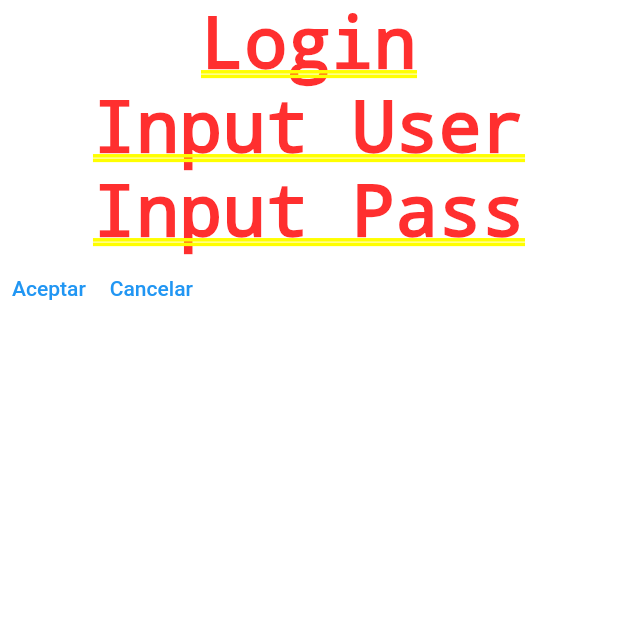
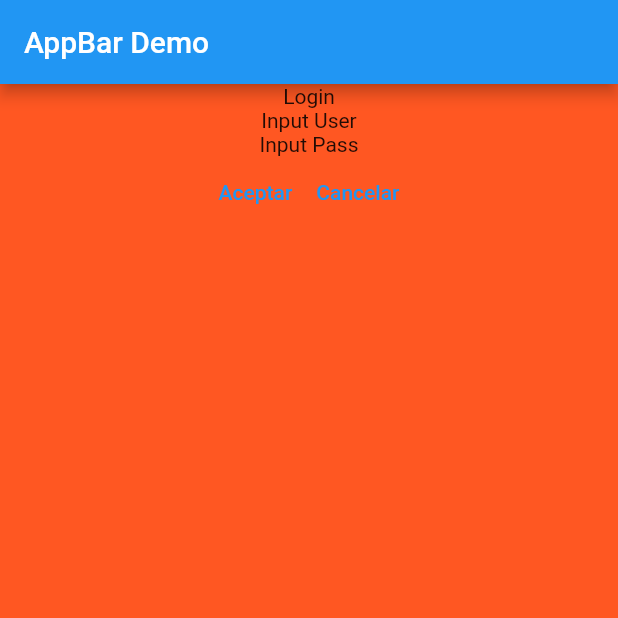
Before and after one commit to 4yony4/kyty, a Flutter app: the screen it shows after launch, on a phone screen of 412 x 824 dp, the top half of it. Run offline on Flutter 3.47's test engine with Material 2 defaults, Android fonts, the phone set to English and light mode, and no system bars.

Commit message:
Scaffold agregado al LoginView.dart

```diff
--- a/lib/OnBoarding/LoginView.dart
+++ b/lib/OnBoarding/LoginView.dart
@@ -9,11 +9,13 @@ class LoginView extends StatelessWidget{
     //Text texto=Text("Hola Mundo desde Kyty");
     //return texto;
 
+
     Column columna = Column(children: [
-        Text("Login"),
+      Text("Login"),
       Text("Input User"),
       Text("Input Pass"),
-      Row(children: [
+      Row(mainAxisAlignment: MainAxisAlignment.center,
+        children: [
         TextButton(onPressed: () { print("ACEPTADO");}, child: Text("Aceptar"),),
         TextButton( onPressed: () {  }, child: Text("Cancelar"),)
       ],)
@@ -21,7 +23,15 @@ class LoginView extends StatelessWidget{
 
     ],);
 
-    return columna;
+    AppBar appBar = AppBar(
+      title: const Text('AppBar Demo'),
+    );
+
+    Scaffold scaf=Scaffold(body: columna,
+      backgroundColor: Colors.deepOrange,
+    appBar: appBar,);
+
+    return scaf;
   }
 
 }
```
